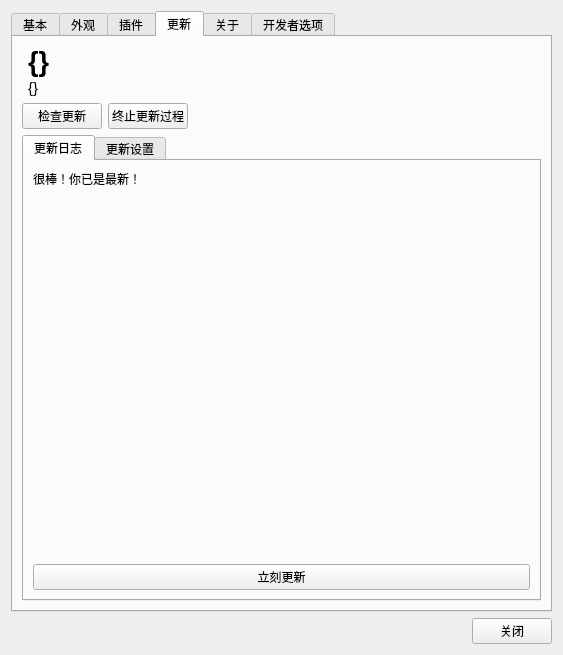
HelloWRC/W-DesktopCountdown, file UISource/settings.ui: the form before one commit.
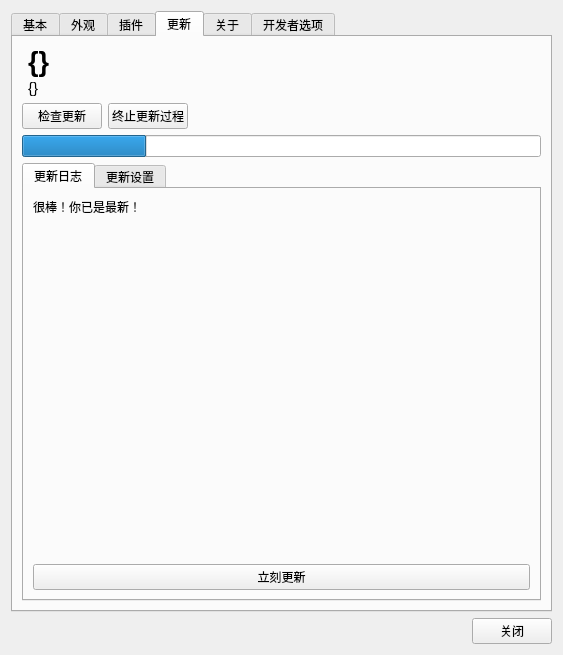
The form after the commit. Icons and pictures are not drawn.

Diff of the .ui file:
```diff
--- a/UISource/settings.ui
+++ b/UISource/settings.ui
@@ -355,6 +355,25 @@
          </item>
         </layout>
        </item>
+       <item>
+        <widget class="QProgressBar" name="update_progress">
+         <property name="value">
+          <number>24</number>
+         </property>
+         <property name="textVisible">
+          <bool>false</bool>
+         </property>
+         <property name="orientation">
+          <enum>Qt::Horizontal</enum>
+         </property>
+         <property name="invertedAppearance">
+          <bool>false</bool>
+         </property>
+         <property name="textDirection">
+          <enum>QProgressBar::TopToBottom</enum>
+         </property>
+        </widget>
+       </item>
        <item>
         <widget class="QTabWidget" name="about_info_2">
          <property name="currentIndex">
```
